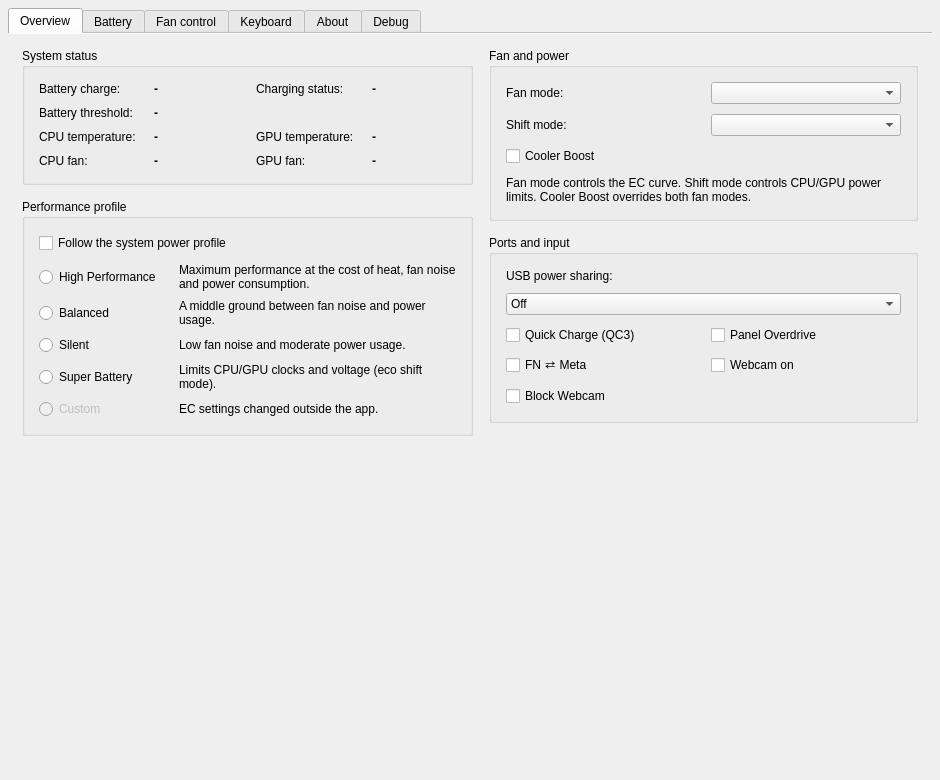
Above: src/mainwindow.ui from gouwschristo/MControlCenter before the change. Below: the same form after it.
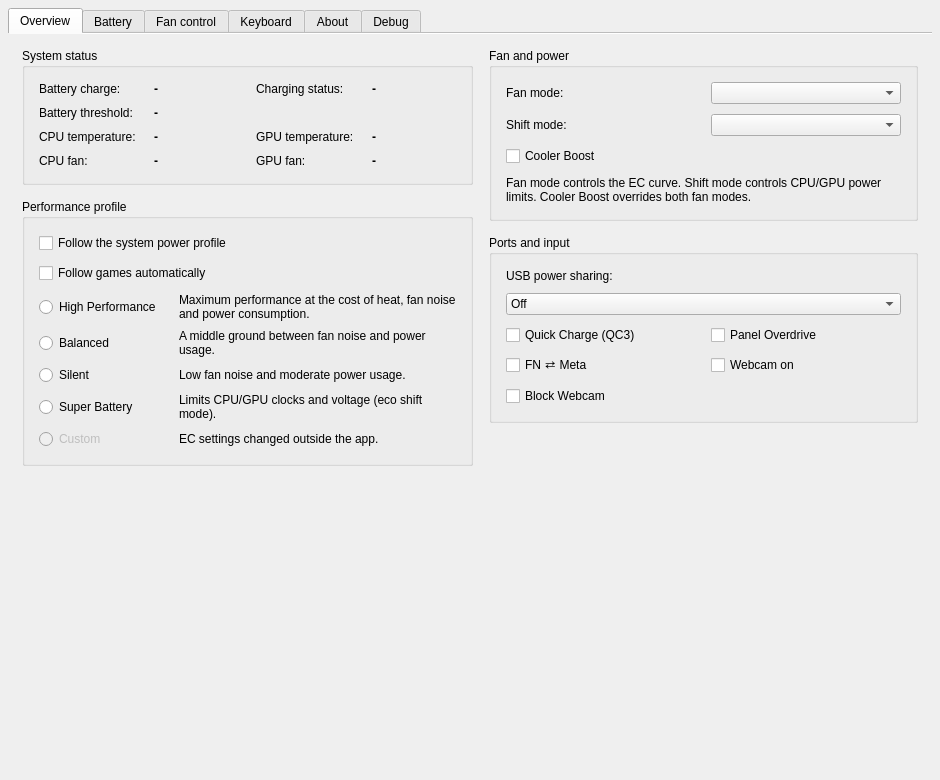
That is the form after the change. Icons and pictures are not drawn.

Commit message: ng: add automatic Steam/Lutris game detection

What changed in the file:
```diff
--- a/src/mainwindow.ui
+++ b/src/mainwindow.ui
@@ -360,6 +360,16 @@
                    </property>
                   </widget>
                  </item>
+                 <item>
+                  <widget class="QCheckBox" name="autoGameModeCheckBox">
+                   <property name="text">
+                    <string>Follow games automatically</string>
+                   </property>
+                   <property name="toolTip">
+                    <string>While a supported game (Steam or Lutris) is running, temporarily switch to High Performance. If Follow the system power profile is enabled, PPD is held at performance instead. The previous mode is restored when the game exits.</string>
+                   </property>
+                  </widget>
+                 </item>
                  <item>
                   <widget class="QWidget" name="modeFormWidget" native="true">
                    <layout class="QGridLayout" name="modeFormLayout">
```
The commit also changes 9 other files.
